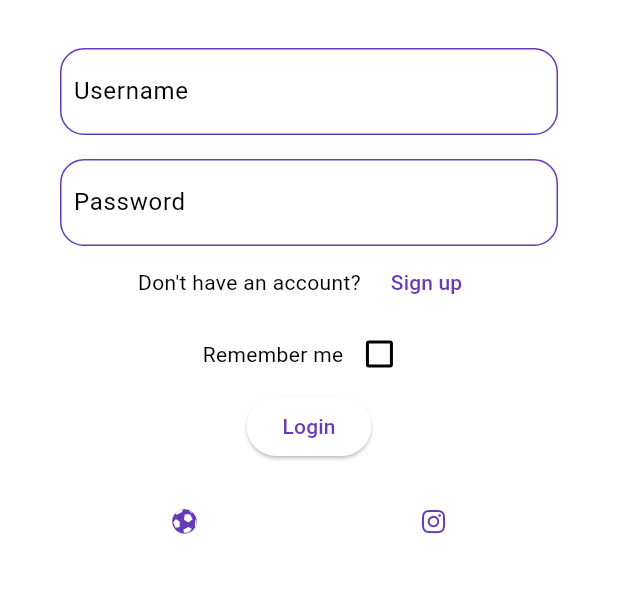
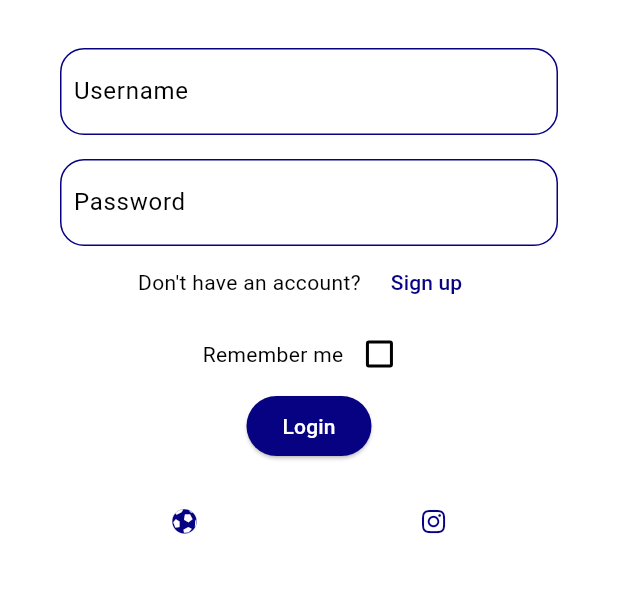
Before and after one commit to CrazyPingu/ssredentore, a Flutter app: the screen it shows after launch, on a phone screen of 412 x 824 dp, the part 570-1163 px from its top. Run offline on Flutter 3.47's test engine with Material 3 defaults, Android fonts, the phone set to English and light mode, and no system bars; our stand-ins replace cloud_firestore, firebase_core, fluttertoast, shared_preferences; accounts and stored records are empty; generated files the repository leaves out were written again.

Commit message:
Fix theme color

```diff
--- a/lib/useful/themes.dart
+++ b/lib/useful/themes.dart
@@ -5,24 +5,40 @@ import 'package:flutter/material.dart';
 class ThemeClass {
   ThemeClass._();
 
-  Color lightPrimaryColor = Colors.deepPurple;
-  Color lightAccentColor = Colors.deepPurpleAccent;
-  Color darkPrimaryColor = Colors.deepOrange;
-  Color darkAccentColor = Colors.deepOrangeAccent;
+  final Color _lightPrimaryColor = const Color.fromARGB(255, 7, 2, 130);
+  final Color _lightBackgroundColor = const Color.fromARGB(255, 196, 188, 204);
+
+  final Color _darkPrimaryColor = Colors.deepOrange;
+  final Color _darkBackgroundColor = const Color.fromARGB(255, 42, 40, 40);
+  // final Color _darkBackgroundColor = Colors.black;
 
   static ThemeData lightTheme = ThemeData(
     primaryColor: ThemeData.light().scaffoldBackgroundColor,
+    elevatedButtonTheme: ElevatedButtonThemeData(
+      style: ButtonStyle(
+        backgroundColor:
+            MaterialStateProperty.all<Color>(ThemeClass._()._lightPrimaryColor),
+        foregroundColor: MaterialStateProperty.all<Color>(Colors.white),
+      ),
+    ),
     colorScheme: const ColorScheme.light().copyWith(
-      primary: ThemeClass._().lightPrimaryColor,
-      secondary: ThemeClass._().lightAccentColor,
+      primary: ThemeClass._()._lightPrimaryColor,
+      background: ThemeClass._()._lightBackgroundColor,
     ),
   );
 
   static ThemeData darkTheme = ThemeData(
     primaryColor: ThemeData.dark().scaffoldBackgroundColor,
+    elevatedButtonTheme: ElevatedButtonThemeData(
+      style: ButtonStyle(
+        backgroundColor:
+            MaterialStateProperty.all<Color>(ThemeClass._()._darkPrimaryColor),
+        foregroundColor: MaterialStateProperty.all<Color>(Colors.white),
+      ),
+    ),
     colorScheme: const ColorScheme.dark().copyWith(
-      primary: ThemeClass._().darkPrimaryColor,
-      secondary: ThemeClass._().darkAccentColor,
+      primary: ThemeClass._()._darkPrimaryColor,
+      background: ThemeClass._()._darkBackgroundColor,
     ),
   );
 }
```
Also changed, not shown: pubspec.lock.
